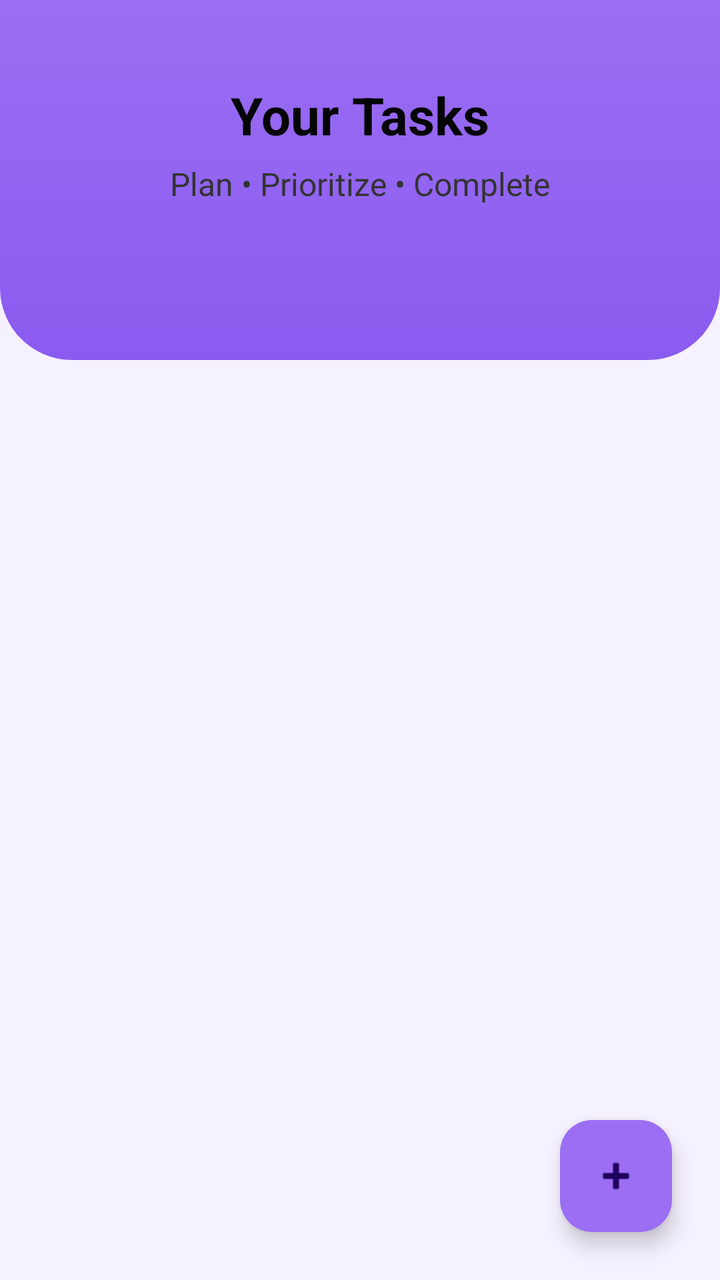
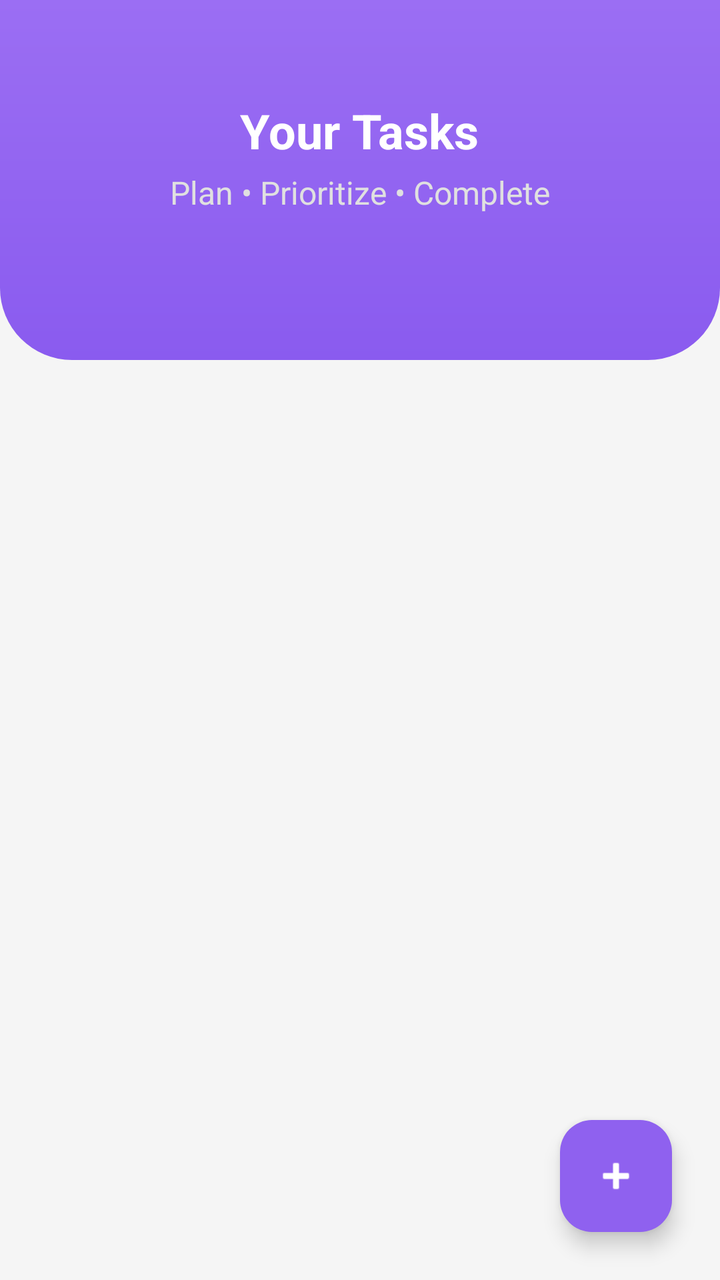

The first picture is an Android layout as it rendered before a commit; the second is the same layout after the commit. The layout source and the unified diff follow.
<!-- AndroidManifest.xml: application theme Theme.PlanUp -->
<!-- res/layout/fragment_tasks.xml -->
<?xml version="1.0" encoding="utf-8"?>
<androidx.constraintlayout.widget.ConstraintLayout
    xmlns:android="http://schemas.android.com/apk/res/android"
    xmlns:app="http://schemas.android.com/apk/res-auto"
    xmlns:tools="http://schemas.android.com/tools"
    android:layout_width="match_parent"
    android:layout_height="match_parent"
    android:background="#F6F1FF">

    
    <LinearLayout
        android:id="@+id/layoutHeader"
        android:layout_width="0dp"
        android:layout_height="180dp"
        android:background="@drawable/bg_header"
        android:orientation="vertical"
        android:padding="20dp"
        app:layout_constraintTop_toTopOf="parent"
        app:layout_constraintStart_toStartOf="parent"
        app:layout_constraintEnd_toEndOf="parent">

        <TextView
            android:layout_width="wrap_content"
            android:layout_height="wrap_content"
            android:layout_gravity="center"
            android:text="Your Tasks"
            android:textSize="26sp"
            android:layout_marginTop="20dp"
            android:textStyle="bold"
            android:textColor="#050505"/>

        <TextView
            android:layout_width="wrap_content"
            android:layout_height="wrap_content"
            android:layout_gravity="center"
            android:layout_marginTop="6dp"
            android:text="Plan • Prioritize • Complete"
            android:textSize="16sp"
            android:textColor="#333333"/>
    </LinearLayout>

    
    <androidx.recyclerview.widget.RecyclerView
        android:id="@+id/rvTasks"
        android:layout_width="0dp"
        android:layout_height="0dp"
        android:layout_margin="16dp"
        app:layout_constraintTop_toBottomOf="@id/layoutHeader"
        app:layout_constraintBottom_toBottomOf="parent"
        app:layout_constraintStart_toStartOf="parent"
        app:layout_constraintEnd_toEndOf="parent"
        tools:listitem="@layout/item_task"/>

    
    <LinearLayout
        android:id="@+id/layoutEmpty"
        android:layout_width="match_parent"
        android:layout_height="wrap_content"
        android:orientation="vertical"
        android:gravity="center"
        android:padding="24dp"
        android:visibility="gone"
        app:layout_constraintTop_toBottomOf="@id/layoutHeader"
        app:layout_constraintStart_toStartOf="parent"
        app:layout_constraintEnd_toEndOf="parent">

        <ImageView
            android:layout_width="200dp"
            android:layout_height="200dp"
            android:src="@drawable/no_tasks_illustration"/>

        <TextView
            android:layout_width="wrap_content"
            android:layout_height="wrap_content"
            android:layout_marginTop="12dp"
            android:text="No tasks found"
            android:textSize="18sp"
            android:textStyle="bold"
            android:textColor="#333"/>

        <TextView
            android:layout_width="wrap_content"
            android:layout_height="wrap_content"
            android:layout_marginTop="6dp"
            android:text="Add tasks to stay productive"
            android:textSize="14sp"
            android:textColor="#777"/>
    </LinearLayout>

    
    <com.google.android.material.floatingactionbutton.FloatingActionButton
        android:id="@+id/fabAddTask"
        android:layout_width="wrap_content"
        android:layout_height="wrap_content"
        android:layout_margin="24dp"
        android:src="@android:drawable/ic_input_add"
        app:backgroundTint="#9B6EF3"
        app:layout_constraintBottom_toBottomOf="parent"
        app:layout_constraintEnd_toEndOf="parent"/>

</androidx.constraintlayout.widget.ConstraintLayout>
<!-- res/layout/item_task.xml (included above) -->
<?xml version="1.0" encoding="utf-8"?>
<androidx.cardview.widget.CardView xmlns:android="http://schemas.android.com/apk/res/android"
    xmlns:app="http://schemas.android.com/apk/res-auto"
    android:layout_width="match_parent"
    android:layout_height="wrap_content"
    android:layout_marginBottom="12dp"
    app:cardCornerRadius="16dp"
    app:cardElevation="6dp">

    <LinearLayout
        android:layout_width="match_parent"
        android:layout_height="wrap_content"
        android:orientation="vertical"
        android:padding="16dp">

        
        <TextView
            android:id="@+id/tvTaskTitle"
            android:layout_width="wrap_content"
            android:layout_height="wrap_content"
            android:text="Study DSA"
            android:textSize="18sp"
            android:textStyle="bold"
            android:textColor="#1F1F1F" />

        
        <TextView
            android:id="@+id/tvTaskTime"
            android:layout_width="wrap_content"
            android:layout_height="wrap_content"
            android:text="09:00 AM"
            android:textSize="14sp"
            android:textColor="#777777"
            android:layout_marginTop="4dp" />

        
        <LinearLayout
            android:layout_width="match_parent"
            android:layout_height="wrap_content"
            android:layout_marginTop="8dp"
            android:orientation="horizontal"
            android:gravity="center_vertical">

            
            <TextView
                android:id="@+id/tvPriority"
                android:layout_width="wrap_content"
                android:layout_height="wrap_content"
                android:text="H"
                android:textSize="13sp"
                android:textColor="@android:color/white"
                android:paddingHorizontal="10dp"
                android:paddingVertical="4dp"
                android:background="@drawable/bg_priority_high" />

            
            <TextView
                android:id="@+id/tvStatus"
                android:layout_width="0dp"
                android:layout_height="wrap_content"
                android:layout_weight="1"
                android:text="Pending"
                android:textSize="14sp"
                android:textColor="#9E9E9E"
                android:layout_marginStart="12dp" />

            <CheckBox
                android:id="@+id/cbTaskCompleted"
                android:layout_width="wrap_content"
                android:layout_height="wrap_content" />

        </LinearLayout>

    </LinearLayout>

</androidx.cardview.widget.CardView>
<!-- resources referenced by this layout -->
<resources>
  <!-- drawable bg_header (drawable) -->
  <?xml version="1.0" encoding="utf-8"?>
  <shape xmlns:android="http://schemas.android.com/apk/res/android">
      <gradient
          android:startColor="#9B6EF3"
          android:endColor="#8A5BEF"
          android:angle="270"/>
  
      <corners
          android:bottomLeftRadius="36dp"
          android:bottomRightRadius="36dp"/>
  </shape>
  <!-- drawable bg_priority_high (drawable) -->
  <?xml version="1.0" encoding="utf-8"?>
  <shape xmlns:android="http://schemas.android.com/apk/res/android"
      android:shape="oval">
  
      <solid android:color="#FF5252"/>
      <corners android:radius="12dp"/>
  
  </shape>
  <!-- drawable no_tasks_illustration: png bitmap (drawable, 581991 bytes) -->
  <style name="Theme.PlanUp" parent="Base.Theme.PlanUp" />
  <style name="Base.Theme.PlanUp" parent="Theme.Material3.DayNight.NoActionBar">
          
          
      </style>
</resources>

<!-- the commit's change to res/layout/fragment_tasks.xml (unified diff, before → after) -->
@@ -5,7 +5,7 @@
     xmlns:tools="http://schemas.android.com/tools"
     android:layout_width="match_parent"
     android:layout_height="match_parent"
-    android:background="#F6F1FF">
+    android:background="@color/background_light">
 
     
     <LinearLayout
@@ -14,29 +14,26 @@
         android:layout_height="180dp"
         android:background="@drawable/bg_header"
         android:orientation="vertical"
-        android:padding="20dp"
+        android:gravity="center"
+        android:paddingBottom="24dp"
         app:layout_constraintTop_toTopOf="parent"
         app:layout_constraintStart_toStartOf="parent"
         app:layout_constraintEnd_toEndOf="parent">
 
         <TextView
+            style="@style/AppText.Header"
             android:layout_width="wrap_content"
             android:layout_height="wrap_content"
-            android:layout_gravity="center"
             android:text="Your Tasks"
-            android:textSize="26sp"
-            android:layout_marginTop="20dp"
-            android:textStyle="bold"
-            android:textColor="#050505"/>
+            android:textColor="@color/white"/>
 
         <TextView
+            style="@style/AppText.Subtitle"
             android:layout_width="wrap_content"
             android:layout_height="wrap_content"
-            android:layout_gravity="center"
-            android:layout_marginTop="6dp"
+            android:layout_marginTop="4dp"
             android:text="Plan • Prioritize • Complete"
-            android:textSize="16sp"
-            android:textColor="#333333"/>
+            android:textColor="#E0E0E0"/>
     </LinearLayout>
 
     
@@ -45,6 +42,8 @@
         android:layout_width="0dp"
         android:layout_height="0dp"
         android:layout_margin="16dp"
+        android:clipToPadding="false"
+        android:paddingBottom="80dp"
         app:layout_constraintTop_toBottomOf="@id/layoutHeader"
         app:layout_constraintBottom_toBottomOf="parent"
         app:layout_constraintStart_toStartOf="parent"
@@ -70,33 +69,31 @@
             android:src="@drawable/no_tasks_illustration"/>
 
         <TextView
+            style="@style/AppText.Header"
             android:layout_width="wrap_content"
             android:layout_height="wrap_content"
-            android:layout_marginTop="12dp"
+            android:layout_marginTop="16dp"
             android:text="No tasks found"
-            android:textSize="18sp"
-            android:textStyle="bold"
-            android:textColor="#333"/>
+            android:textSize="20sp"/>
 
         <TextView
+            style="@style/AppText.Subtitle"
             android:layout_width="wrap_content"
             android:layout_height="wrap_content"
-            android:layout_marginTop="6dp"
-            android:text="Add tasks to stay productive"
-            android:textSize="14sp"
-            android:textColor="#777"/>
+            android:layout_marginTop="8dp"
+            android:text="Add tasks to stay productive"/>
     </LinearLayout>
 
-    
     <com.google.android.material.floatingactionbutton.FloatingActionButton
         android:id="@+id/fabAddTask"
         android:layout_width="wrap_content"
         android:layout_height="wrap_content"
         android:layout_margin="24dp"
         android:src="@android:drawable/ic_input_add"
-        app:backgroundTint="#9B6EF3"
+        app:backgroundTint="#8F61EF"
         app:layout_constraintBottom_toBottomOf="parent"
-        app:layout_constraintEnd_toEndOf="parent"/>
+        app:layout_constraintEnd_toEndOf="parent"
+        app:tint="@color/white" />
 
 </androidx.constraintlayout.widget.ConstraintLayout>
 <!-- res/layout/item_task.xml (included above) -->
<!-- resource entries referenced after the edit -->
@@ -1,5 +1,7 @@
 <!-- resources referenced by this layout -->
 <resources>
+  <color name="background_light">#F5F5F5</color>
+  <color name="white">#FFFFFFFF</color>
   <!-- drawable bg_header (drawable) -->
   <?xml version="1.0" encoding="utf-8"?>
   <shape xmlns:android="http://schemas.android.com/apk/res/android">
@@ -22,10 +24,56 @@
   
   </shape>
   <!-- drawable no_tasks_illustration: png bitmap (drawable, 581991 bytes) -->
+  <style name="AppText.Header" parent="AppText">
+          <item name="android:textSize">24sp</item>
+          <item name="android:textStyle">bold</item>
+      </style>
+  <style name="AppText.Subtitle" parent="AppText">
+          <item name="android:textSize">16sp</item>
+          <item name="android:textColor">@color/primaryLightColor</item>
+      </style>
   <style name="Theme.PlanUp" parent="Base.Theme.PlanUp" />
+  <style name="AppText" parent="android:Widget.TextView">
+          <item name="android:textColor">@color/textColorPrimary</item>
+      </style>
+  <color name="primaryLightColor">#8E7CC3</color>
   <style name="Base.Theme.PlanUp" parent="Theme.Material3.DayNight.NoActionBar">
+          <item name="colorPrimary">@color/primaryColor</item>
+          <item name="colorOnPrimary">@color/white</item>
+          <item name="colorPrimaryContainer">@color/secondaryColor</item>
+          <item name="colorOnPrimaryContainer">@color/primaryColor</item>
           
+          <item name="colorSecondary">@color/secondaryColor</item>
+          <item name="colorOnSecondary">@color/primaryColor</item>
           
+          <item name="android:windowBackground">@color/background_light</item>
+          <item name="android:statusBarColor">@color/primaryDarkColor</item>
+          
+          <item name="colorSurface">@color/white</item>
+          <item name="colorOnSurface">@color/textColorPrimary</item>
+          <item name="colorSurfaceVariant">@color/secondaryColor</item>
+          <item name="colorOnSurfaceVariant">@color/primaryColor</item>
+  
+          <item name="android:datePickerDialogTheme">@style/DatePickerTheme</item>
+          <item name="android:timePickerDialogTheme">@style/DatePickerTheme</item>
+      </style>
+  <color name="textColorPrimary">#230C59</color>
+  <color name="primaryColor">#230C59</color>
+  <color name="secondaryColor">#EDE7FF</color>
+  <color name="primaryDarkColor">#1A0844</color>
+  <style name="DatePickerTheme" parent="Theme.Material3.DayNight.Dialog">
+          <item name="colorPrimary">@color/primaryColor</item>
+          <item name="colorOnPrimary">@color/white</item>
+          <item name="colorSurface">@color/white</item>
+          <item name="colorOnSurface">@color/textColorPrimary</item>
+          
+          <item name="colorAccent">@color/primaryColor</item>
+          
+          <item name="android:buttonBarPositiveButtonStyle">@style/DialogButtonStyle</item>
+          <item name="android:buttonBarNegativeButtonStyle">@style/DialogButtonStyle</item>
+      </style>
+  <style name="DialogButtonStyle" parent="Widget.Material3.Button.TextButton">
+          <item name="android:textColor">@color/primaryColor</item>
       </style>
 </resources>
 
